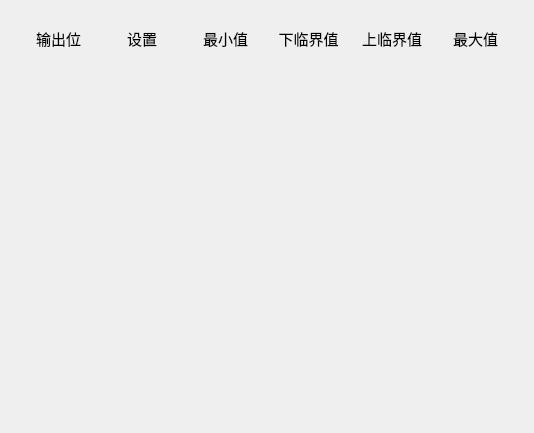
ChinaClever/PDU-Settings, file PDU-Settings/home/home_outputwid.ui: the form before one commit.
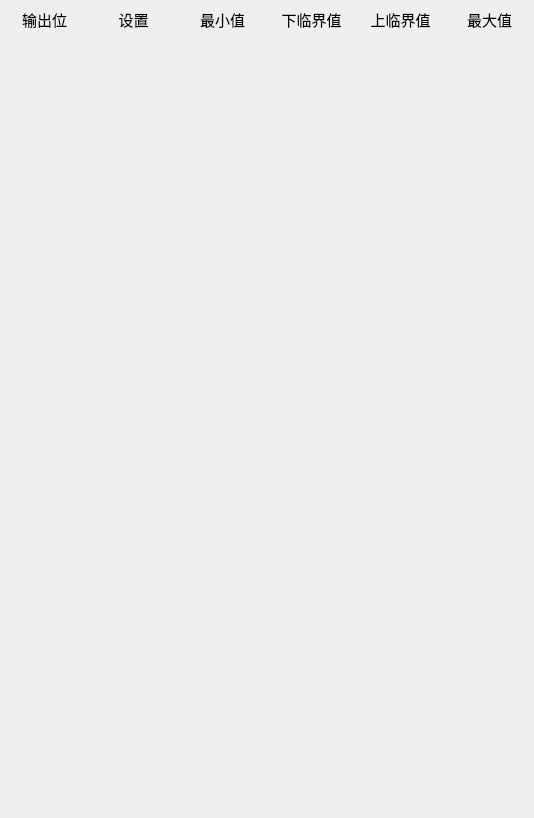
The form after the commit.

```diff
--- a/PDU-Settings/home/home_outputwid.ui
+++ b/PDU-Settings/home/home_outputwid.ui
@@ -7,7 +7,7 @@
     <x>0</x>
     <y>0</y>
     <width>534</width>
-    <height>433</height>
+    <height>818</height>
    </rect>
   </property>
   <property name="font">
@@ -20,9 +20,93 @@
    <string>Form</string>
   </property>
   <layout class="QGridLayout" name="gridLayout_2">
+   <property name="leftMargin">
+    <number>0</number>
+   </property>
+   <property name="topMargin">
+    <number>0</number>
+   </property>
+   <property name="rightMargin">
+    <number>0</number>
+   </property>
+   <property name="bottomMargin">
+    <number>0</number>
+   </property>
+   <property name="spacing">
+    <number>0</number>
+   </property>
+   <item row="3" column="0">
+    <widget class="QWidget" name="widget_3" native="true"/>
+   </item>
+   <item row="10" column="0">
+    <widget class="QWidget" name="widget_10" native="true"/>
+   </item>
+   <item row="12" column="0">
+    <widget class="QWidget" name="widget_12" native="true"/>
+   </item>
+   <item row="8" column="0">
+    <widget class="QWidget" name="widget_8" native="true"/>
+   </item>
+   <item row="6" column="0">
+    <widget class="QWidget" name="widget_6" native="true"/>
+   </item>
+   <item row="15" column="0">
+    <widget class="QWidget" name="widget_15" native="true"/>
+   </item>
+   <item row="13" column="0">
+    <widget class="QWidget" name="widget_13" native="true"/>
+   </item>
+   <item row="17" column="0">
+    <widget class="QWidget" name="widget_17" native="true"/>
+   </item>
+   <item row="19" column="0">
+    <widget class="QWidget" name="widget_19" native="true"/>
+   </item>
+   <item row="18" column="0">
+    <widget class="QWidget" name="widget_18" native="true"/>
+   </item>
+   <item row="4" column="0">
+    <widget class="QWidget" name="widget_4" native="true"/>
+   </item>
+   <item row="7" column="0">
+    <widget class="QWidget" name="widget_7" native="true"/>
+   </item>
+   <item row="1" column="0">
+    <widget class="QWidget" name="widget_1" native="true"/>
+   </item>
+   <item row="11" column="0">
+    <widget class="QWidget" name="widget_11" native="true"/>
+   </item>
+   <item row="2" column="0">
+    <widget class="QWidget" name="widget_2" native="true"/>
+   </item>
+   <item row="14" column="0">
+    <widget class="QWidget" name="widget_14" native="true"/>
+   </item>
+   <item row="9" column="0">
+    <widget class="QWidget" name="widget_9" native="true"/>
+   </item>
+   <item row="5" column="0">
+    <widget class="QWidget" name="widget_5" native="true"/>
+   </item>
    <item row="0" column="0">
     <widget class="QWidget" name="widget" native="true">
      <layout class="QGridLayout" name="gridLayout">
+      <property name="leftMargin">
+       <number>0</number>
+      </property>
+      <property name="topMargin">
+       <number>0</number>
+      </property>
+      <property name="rightMargin">
+       <number>0</number>
+      </property>
+      <property name="bottomMargin">
+       <number>0</number>
+      </property>
+      <property name="spacing">
+       <number>0</number>
+      </property>
       <item row="0" column="0">
        <widget class="QLabel" name="label">
         <property name="text">
@@ -86,23 +170,11 @@
      </layout>
     </widget>
    </item>
-   <item row="1" column="0">
-    <widget class="QWidget" name="widget_1" native="true"/>
+   <item row="16" column="0">
+    <widget class="QWidget" name="widget_16" native="true"/>
    </item>
-   <item row="2" column="0">
-    <widget class="QWidget" name="widget_2" native="true"/>
-   </item>
-   <item row="3" column="0">
-    <widget class="QWidget" name="widget_3" native="true"/>
-   </item>
-   <item row="4" column="0">
-    <widget class="QWidget" name="widget_4" native="true"/>
-   </item>
-   <item row="5" column="0">
-    <widget class="QWidget" name="widget_5" native="true"/>
-   </item>
-   <item row="6" column="0">
-    <widget class="QWidget" name="widget_6" native="true"/>
+   <item row="20" column="0">
+    <widget class="QWidget" name="widget_20" native="true"/>
    </item>
   </layout>
  </widget>
```
